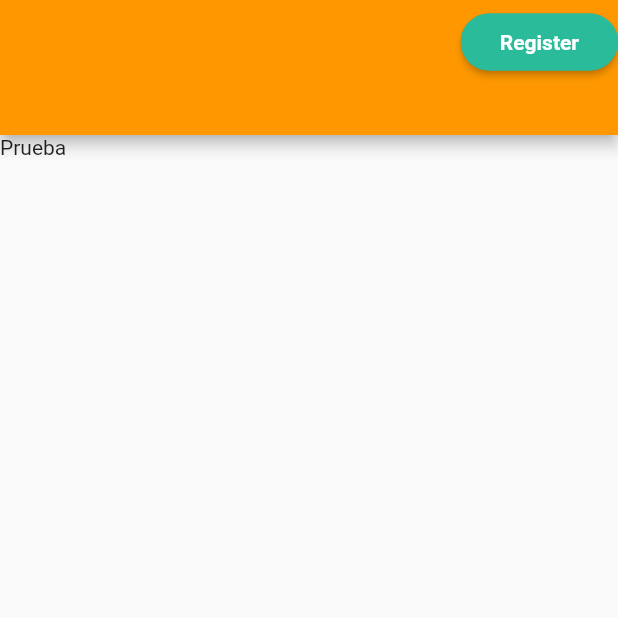
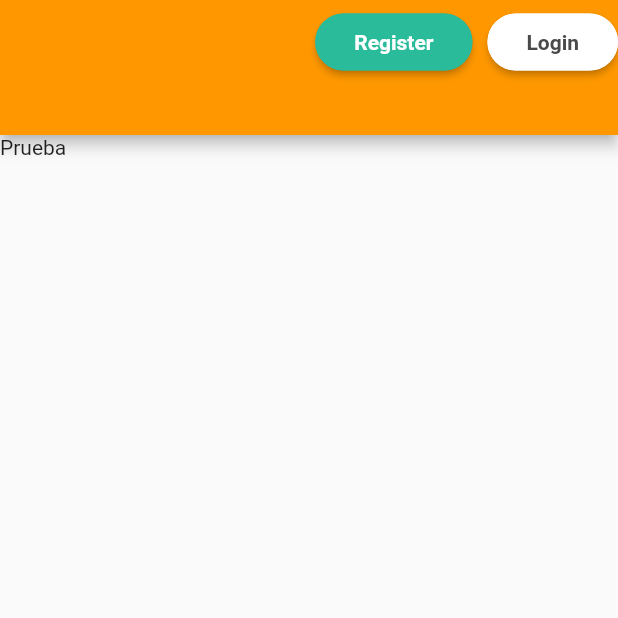
Before and after one commit to UB-ES-2020-F/Glovo, a Flutter app: the screen it shows after launch, on a phone screen of 412 x 824 dp, the top half of it. Run offline on Flutter 3.47's test engine with Material 2 defaults, Android fonts, the light colour scheme and no system bars; our stand-ins replace email_validator, fluttertoast, google_fonts; missing offline and left inert: dart:html.

Commit message:
Adding two initial buttons

```diff
--- a/frontend/customerapp/lib/screens/anon_root.dart
+++ b/frontend/customerapp/lib/screens/anon_root.dart
@@ -13,11 +13,22 @@ class AnonRoute extends StatelessWidget {
             actions: [
               Padding(
                   padding: EdgeInsets.symmetric(vertical: 9),
-                  child: SignUpButton())
+                  child: SignUpButton()),
+              Padding(
+                  padding: EdgeInsets.only(top: 9, bottom: 9, left: 10),
+                  child: LogInButton())
             ],
           )),
       body: Text('Prueba'),
     );
+  }
+}
+
+class LogInButton extends StatelessWidget {
+  @override
+  Widget build(BuildContext context) {
+    return ElevatedButton(
+        onPressed: () {}, child: Text('Login'), style: loginButtonStyle);
   }
 }
 
--- a/frontend/customerapp/lib/styles/signup.dart
+++ b/frontend/customerapp/lib/styles/signup.dart
@@ -13,6 +13,18 @@ final registerButtonStyle = ButtonStyle(
         side: BorderSide(color: Color(0xFF2ABB9B)))),
     backgroundColor:
         MaterialStateColor.resolveWith((states) => Color(0xFF2ABB9B)));
+
+final loginButtonStyle = ButtonStyle(
+    padding: MaterialStateProperty.resolveWith((states) =>
+        const EdgeInsets.symmetric(vertical: 10.0, horizontal: 26.0)),
+    foregroundColor:
+        MaterialStateColor.resolveWith((states) => Color(0xFF4A4A4A)),
+    textStyle: MaterialStateProperty.resolveWith((states) => TextStyle(
+        color: Color(0xFF4A4A4A), fontSize: 14, fontWeight: FontWeight.w700)),
+    shape: MaterialStateProperty.resolveWith((states) => RoundedRectangleBorder(
+        borderRadius: BorderRadius.circular(20.0),
+        side: BorderSide(color: Colors.white))),
+    backgroundColor: MaterialStateColor.resolveWith((states) => Colors.white));
 
 final signUpButtonStyleEnabled = ButtonStyle(
     padding: MaterialStateProperty.resolveWith((states) =>
```
